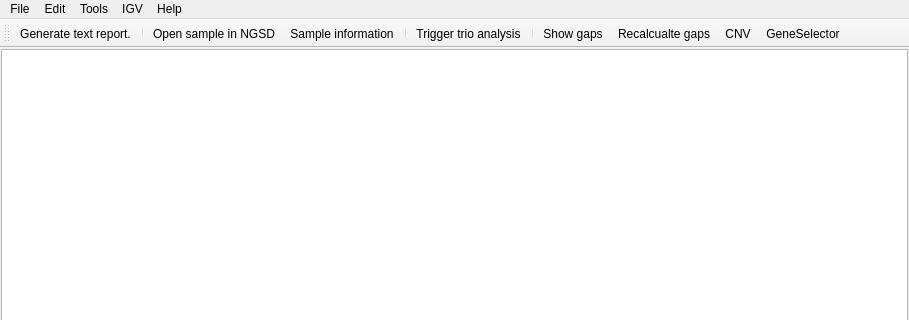
Old version of the form src/GSvar/MainWindow.ui in the repository imgag/ngs-bits; both pictures show x 0 to 909 and y 0 to 320 of the 909 by 755 pixel window.
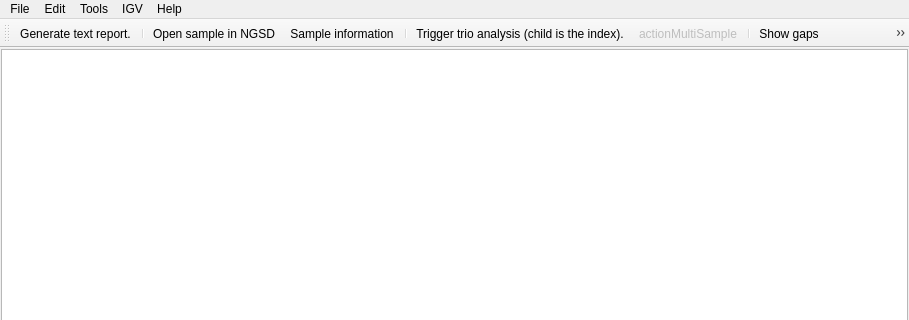
New version of the form. Icons and pictures are not drawn.

Commit message: GSvar: added multi-sample dialog.

The edit to the form file:
```diff
--- a/src/GSvar/MainWindow.ui
+++ b/src/GSvar/MainWindow.ui
@@ -214,6 +214,7 @@
    <addaction name="actionSampleInformation"/>
    <addaction name="separator"/>
    <addaction name="actionTrio"/>
+   <addaction name="actionMultiSample"/>
    <addaction name="separator"/>
    <addaction name="actionGapsLookup"/>
    <addaction name="actionGapsRecalculate"/>
@@ -361,7 +362,7 @@
      <normaloff>:/Icons/Trio.png</normaloff>:/Icons/Trio.png</iconset>
    </property>
    <property name="text">
-    <string>Trigger trio analysis</string>
+    <string>Trigger trio analysis (child is the index).</string>
    </property>
    <property name="toolTip">
     <string>&lt;html&gt;&lt;head/&gt;&lt;body&gt;&lt;p&gt;Triggers a trio analysis.&lt;/p&gt;&lt;/body&gt;&lt;/html&gt;</string>
@@ -583,6 +584,21 @@
     <string>&lt;html&gt;&lt;head/&gt;&lt;body&gt;&lt;p&gt;&lt;br/&gt;&lt;/p&gt;&lt;/body&gt;&lt;/html&gt;</string>
    </property>
   </action>
+  <action name="actionMultiSample">
+   <property name="enabled">
+    <bool>false</bool>
+   </property>
+   <property name="icon">
+    <iconset resource="GSvar.qrc">
+     <normaloff>:/Icons/MultiSample.png</normaloff>:/Icons/MultiSample.png</iconset>
+   </property>
+   <property name="text">
+    <string>actionMultiSample</string>
+   </property>
+   <property name="toolTip">
+    <string>Trigger multi-sample analysis (affected vs. unaffected).</string>
+   </property>
+  </action>
  </widget>
  <layoutdefault spacing="6" margin="11"/>
  <resources>
```
Left out of the diff: 7 changed lines with no effect on the pictures. The commit also changes 14 other files.
